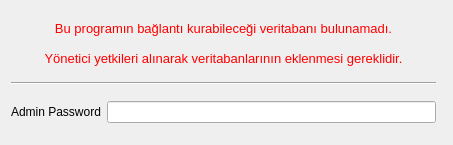
This is LOGIN/yonetici_izni_batch.ui in adakteknoloji/FRAMEWORK as Qt 5 draws it before an edit. The edited form follows.
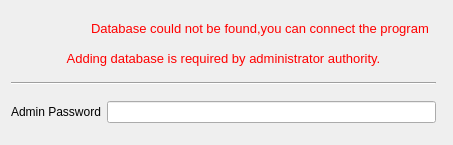
This is the edited form.

Commit message: LOGIN ekranı bitmiştir.

```diff
--- a/LOGIN/yonetici_izni_batch.ui
+++ b/LOGIN/yonetici_izni_batch.ui
@@ -41,10 +41,10 @@
       <string>&lt;!DOCTYPE HTML PUBLIC &quot;-//W3C//DTD HTML 4.0//EN&quot; &quot;http://www.w3.org/TR/REC-html40/strict.dtd&quot;&gt;
 &lt;html&gt;&lt;head&gt;&lt;meta name=&quot;qrichtext&quot; content=&quot;1&quot; /&gt;&lt;style type=&quot;text/css&quot;&gt;
 p, li { white-space: pre-wrap; }
-&lt;/style&gt;&lt;/head&gt;&lt;body style=&quot; font-family:'Sans Serif'; font-size:10pt; font-weight:400; font-style:normal;&quot;&gt;
-&lt;p align=&quot;center&quot; style=&quot; margin-top:0px; margin-bottom:0px; margin-left:0px; margin-right:0px; -qt-block-indent:0; text-indent:0px;&quot;&gt;Bu programın bağlantı kurabileceği veritabanı bulunamadı.&lt;/p&gt;
-&lt;p align=&quot;center&quot; style=&quot;-qt-paragraph-type:empty; margin-top:0px; margin-bottom:0px; margin-left:0px; margin-right:0px; -qt-block-indent:0; text-indent:0px;&quot;&gt;&lt;/p&gt;
-&lt;p align=&quot;center&quot; style=&quot; margin-top:0px; margin-bottom:0px; margin-left:0px; margin-right:0px; -qt-block-indent:0; text-indent:0px;&quot;&gt;Yönetici yetkileri alınarak veritabanlarının eklenmesi gereklidir.&lt;/p&gt;&lt;/body&gt;&lt;/html&gt;</string>
+&lt;/style&gt;&lt;/head&gt;&lt;body style=&quot; font-family:'Ubuntu'; font-size:11pt; font-weight:400; font-style:normal;&quot;&gt;
+&lt;p style=&quot; margin-top:0px; margin-bottom:0px; margin-left:0px; margin-right:0px; -qt-block-indent:0; text-indent:0px;&quot;&gt;&lt;span style=&quot; font-family:'Sans Serif'; font-size:10pt;&quot;&gt;	Database could not be found,you can connect the program&lt;/span&gt;&lt;/p&gt;
+&lt;p style=&quot;-qt-paragraph-type:empty; margin-top:0px; margin-bottom:0px; margin-left:0px; margin-right:0px; -qt-block-indent:0; text-indent:0px; font-family:'Sans Serif'; font-size:10pt;&quot;&gt;&lt;br /&gt;&lt;/p&gt;
+&lt;p align=&quot;center&quot; style=&quot; margin-top:0px; margin-bottom:0px; margin-left:0px; margin-right:0px; -qt-block-indent:0; text-indent:0px;&quot;&gt;&lt;span style=&quot; font-family:'Sans Serif'; font-size:10pt;&quot;&gt;Adding database is required by administrator authority.&lt;/span&gt;&lt;/p&gt;&lt;/body&gt;&lt;/html&gt;</string>
      </property>
     </widget>
    </item>
```
